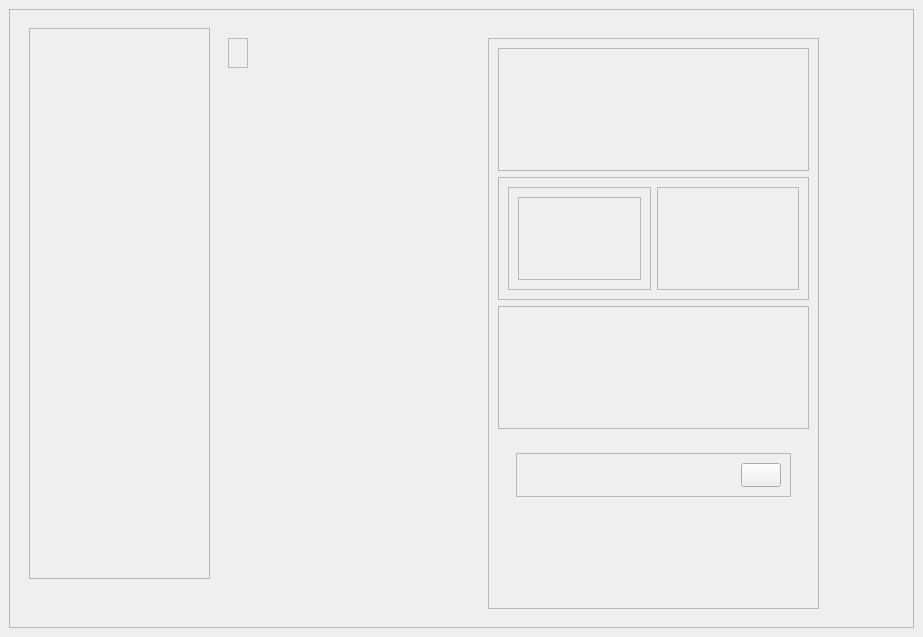
First picture: the form in gui/uis/windows/main_window/interface.ui, repository truev0/FootballManager-Helper, before the edit.
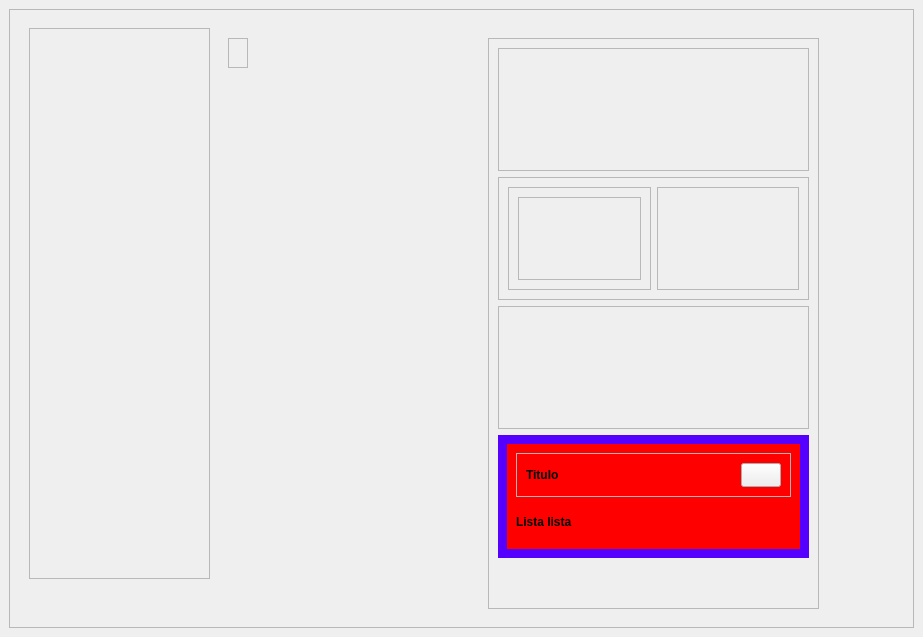
Second picture: the form after the edit. Custom widgets are drawn as their Qt base class.

What changed in the file:
```diff
--- a/gui/uis/windows/main_window/interface.ui
+++ b/gui/uis/windows/main_window/interface.ui
@@ -159,7 +159,17 @@
          </widget>
         </item>
         <item>
-         <widget class="QWidget" name="popup_notification_container" native="true">
+         <widget class="PyPopupNotification" name="popup_notification_container" native="true">
+          <property name="styleSheet">
+           <string notr="true">#popup_notification_container{
+	background-color: rgb(85, 0, 255);
+	color: rgb(0, 0, 0);
+}
+
+#popup_notification_subcontainer{
+	background-color: rgb(255, 0, 0);
+}</string>
+          </property>
           <layout class="QVBoxLayout" name="popup_notification_container_layout">
            <item>
             <widget class="QWidget" name="popup_notification_subcontainer" native="true">
@@ -193,7 +203,7 @@
                     </font>
                    </property>
                    <property name="text">
-                    <string/>
+                    <string>Titulo</string>
                    </property>
                    <property name="alignment">
                     <set>Qt::AlignLeading|Qt::AlignLeft|Qt::AlignVCenter</set>
@@ -230,7 +240,7 @@
                  </font>
                 </property>
                 <property name="text">
-                 <string/>
+                 <string>Lista lista</string>
                 </property>
                </widget>
               </item>
@@ -278,6 +288,12 @@
    <header>pycredits.h</header>
    <container>1</container>
   </customwidget>
+  <customwidget>
+   <class>PyPopupNotification</class>
+   <extends>QWidget</extends>
+   <header>pypopupnotification.h</header>
+   <container>1</container>
+  </customwidget>
  </customwidgets>
  <resources/>
  <connections/>
```
